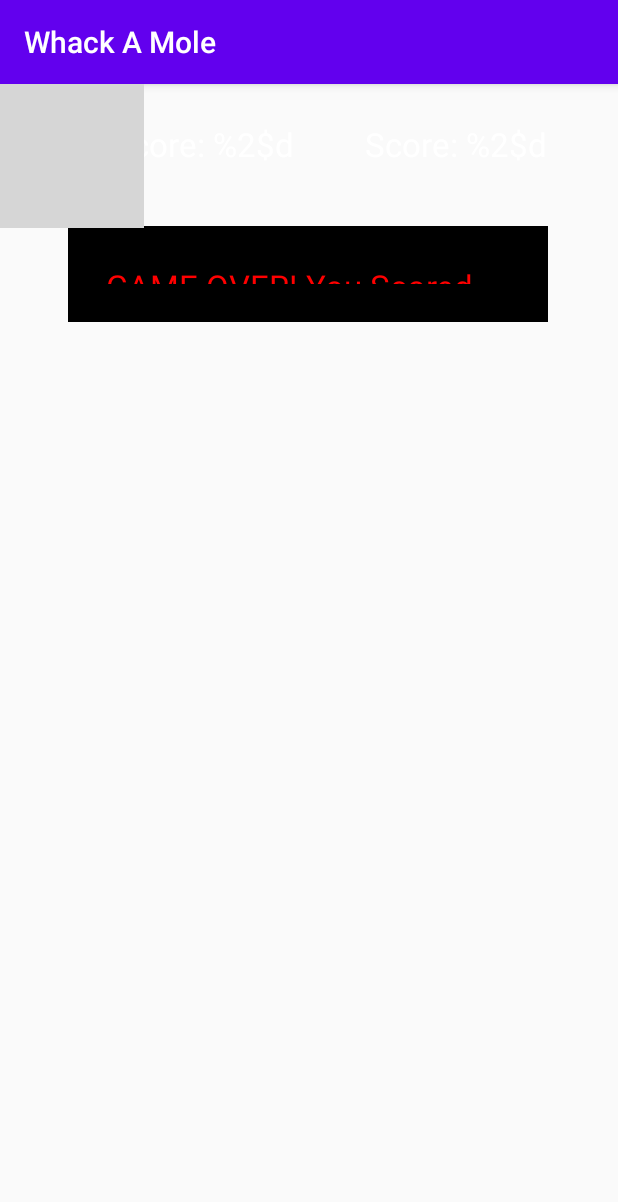
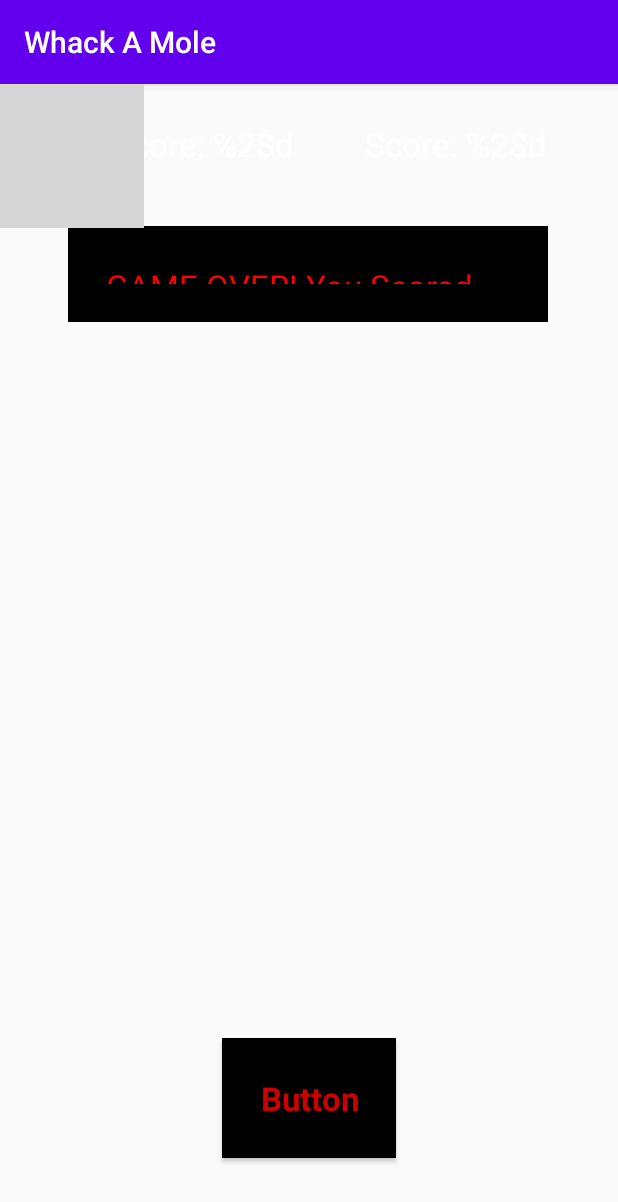
Before and after one commit to mbknoth/Whack-A-Mole, an Android app: the screen it shows after launch (MainActivity), on a phone screen of 412 x 824 dp. Shown: the top 1202 px of the screen. Run offline under Robolectric (Android 15) with nearby library versions, the light colour scheme and no system bars; grey boxes are pictures that could not be loaded.

Commit message:
adding comments in viewmodel and more logic to main activity

```diff
--- a/app/src/main/java/com/example/whackamole/MainActivity.java
+++ b/app/src/main/java/com/example/whackamole/MainActivity.java
@@ -4,6 +4,8 @@ import androidx.appcompat.app.AppCompatActivity;
 import androidx.lifecycle.ViewModelProvider;
 
 import android.os.Bundle;
+import android.os.Handler;
+import android.os.SystemClock;
 import android.widget.ImageView;
 import android.widget.TextView;
 
@@ -12,6 +14,9 @@ import com.example.whackamole.ui.main.ScoreViewModel;
 public class MainActivity extends AppCompatActivity {
 
     private ScoreViewModel scoreViewModel;
+    private Handler handler;
+    private Runnable runnable;
+    private int endGameTime = 10;
 
     @Override
     protected void onCreate(Bundle savedInstanceState) {
@@ -34,4 +39,23 @@ public class MainActivity extends AppCompatActivity {
 
 
     }
+
+
+    public void startGame() {
+        Long startTime = SystemClock.uptimeMillis();
+        runnable = new Runnable() {
+            @Override
+            public void run() {
+                long diff = SystemClock.uptimeMillis() - startTime;
+                if(diff >= endGameTime){
+
+                }
+                handler.postDelayed(this, 10);
+            }
+        };
+    }
+
+    public void endGame(int score) {
+
+    }
 }
--- a/app/src/main/res/layout/main_activity.xml
+++ b/app/src/main/res/layout/main_activity.xml
@@ -180,4 +180,20 @@
         app:layout_constraintTop_toTopOf="parent"
         app:layout_constraintVertical_bias="0.134" />
 
+    <Button
+        android:id="@+id/start_button"
+        android:layout_width="wrap_content"
+        android:layout_height="wrap_content"
+        android:background="@android:color/background_dark"
+        android:padding="25dp"
+        android:text="Button"
+        android:textAppearance="@style/TextAppearance.AppCompat.Large"
+        android:textColor="@android:color/holo_red_dark"
+        android:textStyle="bold"
+        app:layout_constraintBottom_toBottomOf="parent"
+        app:layout_constraintEnd_toEndOf="parent"
+        app:layout_constraintStart_toStartOf="parent"
+        app:layout_constraintTop_toBottomOf="@+id/mole8"
+        tools:text="@string/start_game" />
+
 </androidx.constraintlayout.widget.ConstraintLayout>
--- a/app/src/main/res/values/strings.xml
+++ b/app/src/main/res/values/strings.xml
@@ -4,4 +4,5 @@
     <string name="game_hi_score">Hi-Score: %2$d</string>
     <string name="end_game_screen_text">GAME OVER! You Scored %2$d</string>
     <string name="play_again">PLAY AGAIN</string>
+    <string name="start_game">START GAME</string>
 </resources>
```
Also changed, not shown: app/src/main/java/com/example/whackamole/ui/main/ScoreViewModel.java (+41 -1 lines).
